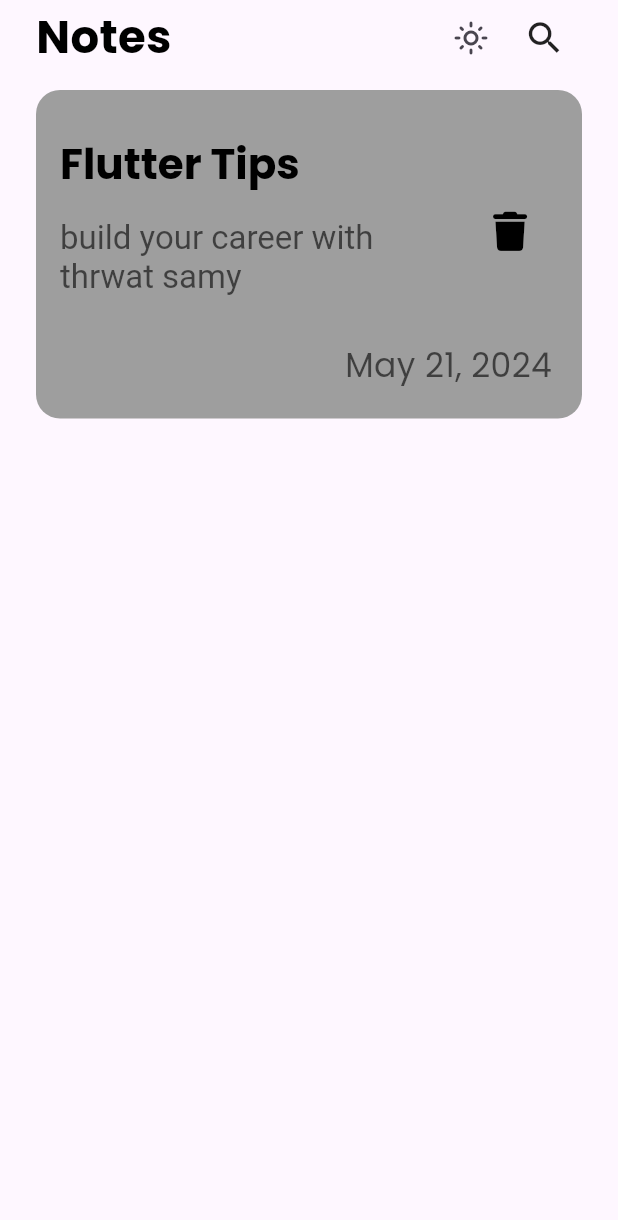
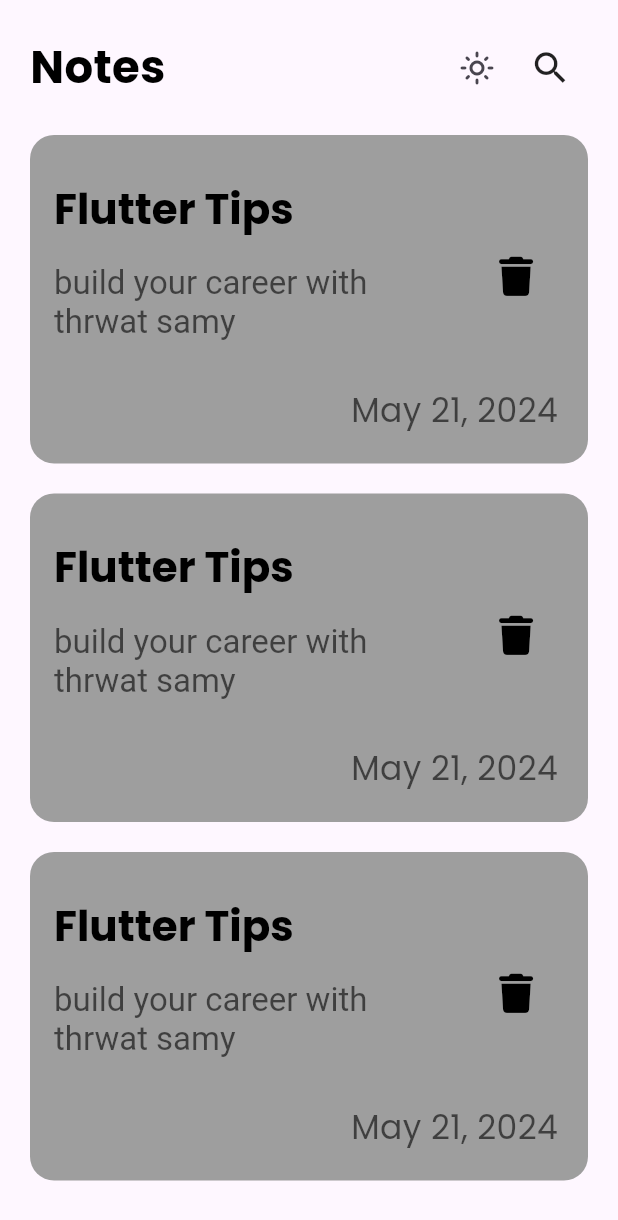
Before and after one commit to ElHbrouk/Notes-App, a Flutter app: the screen it shows after launch, on a phone screen of 412 x 824 dp. Shown: the top 1220 px of the screen. Run offline on Flutter 3.47's test engine with Material 3 defaults, Android fonts, the phone set to English and light mode, and no system bars; our stand-ins replace flutter_bloc, font_awesome_flutter.

Commit message:
Create Notes List View

```diff
--- a/lib/views/home_view.dart
+++ b/lib/views/home_view.dart
@@ -1,8 +1,8 @@
 import 'package:flutter/material.dart';
-import 'package:flutter_bloc/flutter_bloc.dart';
-import 'package:notes_app/cubits/change_theme/change_theme_cubit.dart';
 import 'package:notes_app/widgets/custom_app_bar.dart';
+import 'package:notes_app/widgets/note_list_view.dart';
 import 'package:notes_app/widgets/notes_view_body.dart';
+
 
 class HomeView extends StatelessWidget {
   const HomeView({super.key, required this.themeData});
@@ -11,13 +11,7 @@
   Widget build(BuildContext context) {
     return Scaffold(
       body: SafeArea(
-        child: Column(
-          children: [
-            NotesViewBody(
-              themeData: themeData,
-            ),
-          ],
-        ),
+        child: NotesViewBody(themeData: themeData),
       ),
     );
   }
--- a/lib/widgets/note_item.dart
+++ b/lib/widgets/note_item.dart
@@ -11,7 +11,7 @@
         vertical: 20,
       ),
       margin: const EdgeInsetsDirectional.only(
-        top: 10.0,
+        top: 20.0,
       ),
       width: double.infinity,
       decoration: BoxDecoration(
--- /dev/null
+++ b/lib/widgets/note_list_view.dart
@@ -0,0 +1,17 @@
+import 'package:flutter/material.dart';
+import 'package:notes_app/widgets/note_item.dart';
+
+class NoteListView extends StatelessWidget {
+  const NoteListView({super.key});
+
+  @override
+  Widget build(BuildContext context) {
+    return ListView.builder(
+      physics: const BouncingScrollPhysics(),
+      itemCount: 10,
+      itemBuilder: (context, index) {
+        return const NoteItem();
+      },
+    );
+  }
+}
--- a/lib/widgets/notes_view_body.dart
+++ b/lib/widgets/notes_view_body.dart
@@ -1,20 +1,26 @@
 import 'package:flutter/material.dart';
 import 'package:notes_app/widgets/custom_app_bar.dart';
-import 'package:notes_app/widgets/note_item.dart';
+import 'package:notes_app/widgets/note_list_view.dart';
 
 class NotesViewBody extends StatelessWidget {
-  const NotesViewBody({super.key, required this.themeData});
+  const NotesViewBody({
+    super.key,
+    required this.themeData,
+  });
+
   final Brightness themeData;
+
   @override
   Widget build(BuildContext context) {
     return Padding(
-      padding: const EdgeInsets.symmetric(horizontal: 24.0),
+      padding: const EdgeInsets.all(20.0),
       child: Column(
         children: [
           CustomAppBar(
-            themeData: themeData,
-          ),
-          NoteItem(),
+          themeData: themeData,
+        ),
+         const Expanded(child: NoteListView()),
+
         ],
       ),
     );
```
